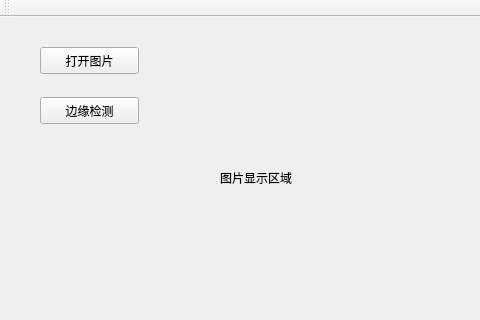
First picture: the form in Chapter 05/morphology/mainwindow.ui, repository bigfool/opencv-2-cookbook-src, before the edit; both pictures show x 0 to 480 and y 0 to 320 of the 662 by 401 pixel window.
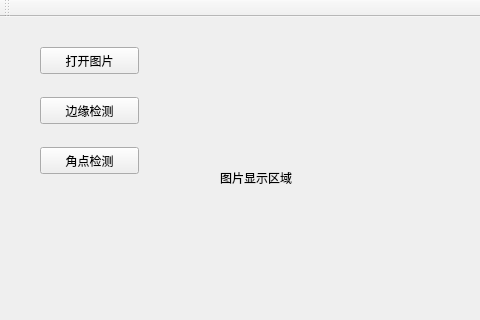
Second picture: the form after the edit.

Commit message: 完成使用形态学滤波对图像的角点检测功能

What changed in the file:
```diff
--- a/Chapter 05/morphology/mainwindow.ui
+++ b/Chapter 05/morphology/mainwindow.ui
@@ -53,6 +53,19 @@
      <string>边缘检测</string>
     </property>
    </widget>
+   <widget class="QPushButton" name="cornerButton">
+    <property name="geometry">
+     <rect>
+      <x>40</x>
+      <y>130</y>
+      <width>99</width>
+      <height>27</height>
+     </rect>
+    </property>
+    <property name="text">
+     <string>角点检测</string>
+    </property>
+   </widget>
   </widget>
   <widget class="QMenuBar" name="menuBar">
    <property name="geometry">
```
The commit also changes 7 other files.
